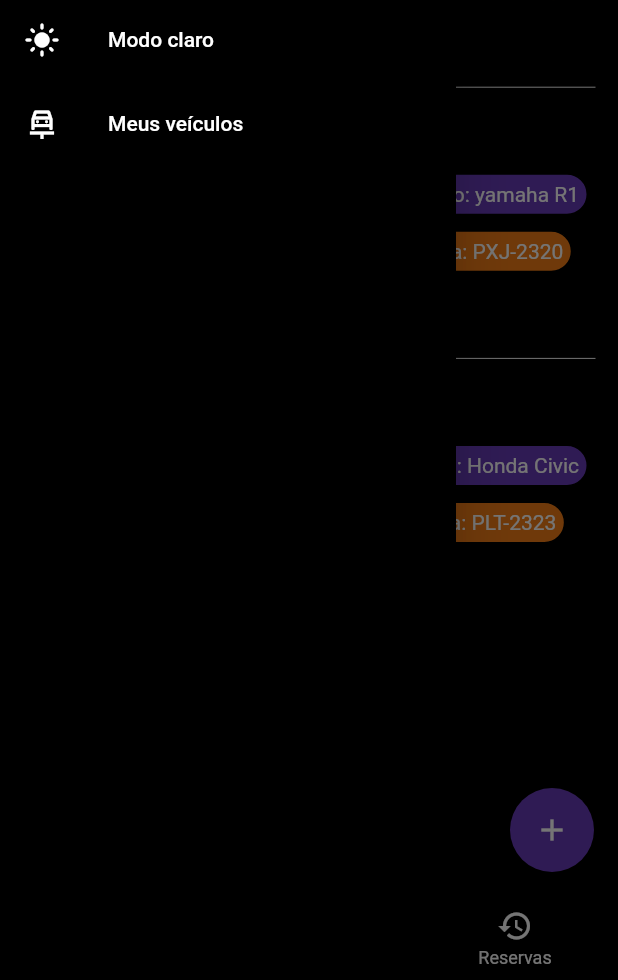
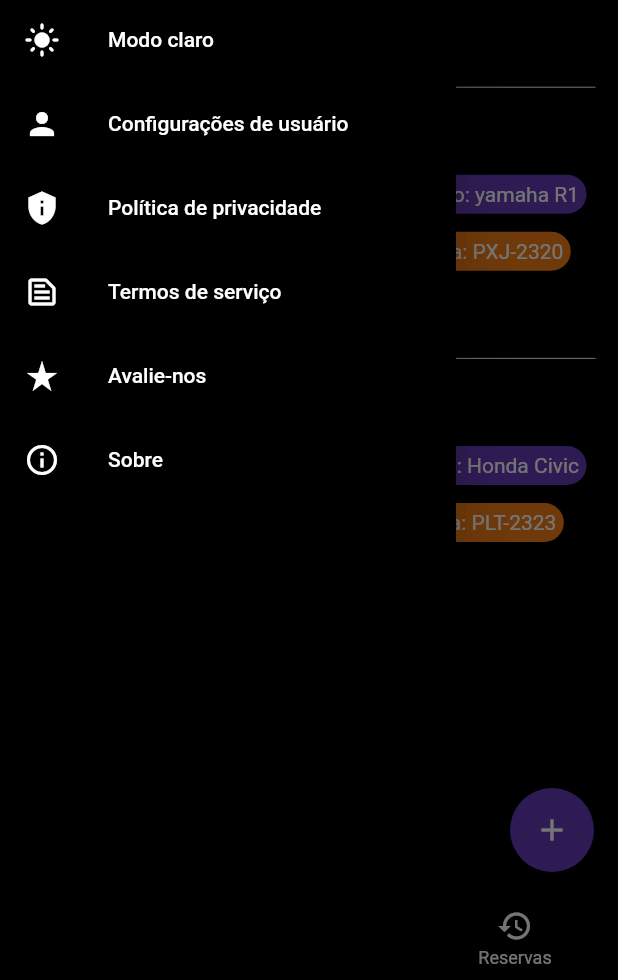
Before and after one commit to ICEI-PUC-Minas-PMV-ADS/estacionamentoeixo4-mobile, a Flutter app: the HomeScreen screen opened by its route, item 2 of the bottom bar chosen, with the side drawer open, on a phone screen of 412 x 824 dp, the part 256-1236 px from its top. Run offline on Flutter 3.47's test engine with Material 2 defaults, Android fonts, the phone set to English and light mode, and no system bars; our stand-ins replace bloc, dio, equatable, flutter_bloc, flutter_secure_storage, geolocator and 2 more; missing offline and left inert: flutter_polyline_points; accounts and stored records are empty.

Commit message:
feat: clean arch trial

```diff
--- a/why_park/lib/application/park/model/park_model.dart
+++ b/why_park/lib/application/park/model/park_model.dart
@@ -1,12 +1,12 @@
 class ParkModel {
   ParkModel(this.latitude, this.longitude, this.name, this.address, this.rating, this.pricePerHour, this.priorityVacancies, this.vacancies);
 
-  final double latitude;
-  final double longitude;
-  final String name;
-  final String address;
-  final double rating;
-  final double pricePerHour;
-  final int priorityVacancies;
-  final int vacancies;
+  final double? latitude;
+  final double? longitude;
+  final String? name;
+  final String? address;
+  final double? rating;
+  final double? pricePerHour;
+  final int? priorityVacancies;
+  final int? vacancies;
 }
--- a/why_park/lib/commons/commons_theme/theme_data.dart
+++ b/why_park/lib/commons/commons_theme/theme_data.dart
@@ -98,6 +98,9 @@ class Styles {
           titleTextStyle:
               TextStyle(color: isDarkTheme ? Colors.black : Colors.white),
           contentTextStyle:
-                TextStyle(color: isDarkTheme ? Colors.black : Colors.white)));
+              TextStyle(color: isDarkTheme ? Colors.black : Colors.white)),
+      tabBarTheme:
+          TabBarTheme(labelColor: isDarkTheme ? Colors.white : Colors.black),
+    );
   }
 }
--- a/why_park/lib/configuration/application_composition_root.dart
+++ b/why_park/lib/configuration/application_composition_root.dart
@@ -4,13 +4,17 @@ import 'package:why_park/application/account/user_registry_application_service.d
 import 'package:why_park/application/park/park_detail_application_service.dart';
 import 'package:why_park/application/park/park_query_application_service.dart';
 import 'package:why_park/application/vehicle/vehicle_query_application_service.dart';
+import 'package:why_park/edge/converters/park_resource_to_model_converter.dart';
 import 'package:why_park/edge/converters/user_account_model_to_resource_converter.dart';
+import 'package:why_park/edge/http/auth_interceptor.dart';
 import 'package:why_park/edge/http/custom_http_client.dart';
 import 'package:why_park/edge/http/dio_http_client.dart';
 import 'package:why_park/edge/services/park_detail_application_service_remote_adapter.dart';
 import 'package:why_park/edge/services/park_query_application_service_remote_adapter.dart';
 import 'package:why_park/edge/services/user_registry_application_service_remote_adapter.dart';
 import 'package:why_park/edge/services/vehicle_query_application_service_remote_adapter.dart';
+import 'package:why_park/edge/session_storage/flutter_secure_session_storage.dart';
+import 'package:why_park/edge/session_storage/session_storage.dart';
 import 'package:why_park/presentation/home/home_screen.dart';
 import 'package:why_park/presentation/login/login_screen.dart';
 import 'package:why_park/presentation/login/presenter/login_presenter.dart';
@@ -28,9 +32,12 @@ import '../presentation/signup/signup_screen.dart';
 class ApplicationCompositionRoot {
   ApplicationCompositionRoot() {
     // initialize dependencies
+    _sessionStorage = createSessionStorage();
+    _authInterceptor = createAuthInterceptor();
     _httpClient = createCustomHttpClient();
     _accountModelToResourceConverter =
         createUserAccountModelToResourceConverter();
+    _parkResourceToModelConverter = createParkResourceToModelConverter();
     _userRegistryApplicationService = createUserRegistryApplicationService();
     _parkDetailApplicationService = createParkDetailApplicationService();
     _parkQueryApplicationService = createParkQueryApplicationService();
@@ -43,9 +50,12 @@ class ApplicationCompositionRoot {
 
   static const String _baseUrl = 'http://10.0.2.2:3000';
 
+  late final SessionStorage _sessionStorage;
+  late final AuthInterceptor _authInterceptor;
   late final CustomHttpClient _httpClient;
   late final UserAccountModelToResourceConverter
       _accountModelToResourceConverter;
+  late final ParkResourceToModelConverter _parkResourceToModelConverter;
   late final UserRegistryApplicationService _userRegistryApplicationService;
   late final ParkDetailApplicationService _parkDetailApplicationService;
   late final ParkQueryApplicationService _parkQueryApplicationService;
@@ -76,7 +86,11 @@ class ApplicationCompositionRoot {
 
   // Factories
   @protected
-  CustomHttpClient createCustomHttpClient() => DioHttpClient(urlBase: _baseUrl);
+  CustomHttpClient createCustomHttpClient() => DioHttpClient(urlBase: _baseUrl, authInterceptor: _authInterceptor);
+
+  SessionStorage createSessionStorage() => FlutterSecureSessionStorage();
+
+  AuthInterceptor createAuthInterceptor() => AuthInterceptor(_sessionStorage);
 
   @protected
   UserRegistryApplicationService createUserRegistryApplicationService() =>
@@ -91,7 +105,8 @@ class ApplicationCompositionRoot {
 
   @protected
   createParkQueryApplicationService() =>
-      ParkQueryApplicationServiceRemoteAdapter(_httpClient);
+      ParkQueryApplicationServiceRemoteAdapter(
+          _httpClient, _parkResourceToModelConverter);
 
   @protected
   createVehicleQueryApplicationService() =>
@@ -103,6 +118,10 @@ class ApplicationCompositionRoot {
   UserAccountModelToResourceConverter
       createUserAccountModelToResourceConverter() =>
           UserAccountModelToResourceConverter();
+
+  @protected
+  ParkResourceToModelConverter createParkResourceToModelConverter() =>
+      ParkResourceToModelConverter();
 
   // Screens factories
 
--- a/why_park/lib/edge/http/dio_http_client.dart
+++ b/why_park/lib/edge/http/dio_http_client.dart
@@ -1,10 +1,11 @@
 import 'package:dio/dio.dart';
+import 'package:why_park/edge/http/auth_interceptor.dart';
 
 import 'custom_http_client.dart';
 import 'custom_http_response.dart';
 
 class DioHttpClient implements CustomHttpClient {
-  DioHttpClient({required final String urlBase}) {
+  DioHttpClient({required final String urlBase, required final AuthInterceptor authInterceptor}) {
     _dio.options = BaseOptions(
       baseUrl: urlBase,
       connectTimeout: connectTimeout,
@@ -12,6 +13,7 @@ class DioHttpClient implements CustomHttpClient {
       sendTimeout: sendTimeout,
       responseType: ResponseType.json,
     );
+    _dio.interceptors.add(authInterceptor);
   }
 
   final Dio _dio = Dio();
--- a/why_park/lib/presentation/home/home_screen.dart
+++ b/why_park/lib/presentation/home/home_screen.dart
@@ -2,11 +2,14 @@ import 'package:flutter/material.dart';
 import 'package:why_park/presentation/home/menu_drawer.dart';
 import 'package:why_park/presentation/park/park_presenter/park_presenter.dart';
 import 'package:why_park/presentation/park/park_screen.dart';
+import 'package:why_park/presentation/reservation/reservation_screen.dart';
 import 'package:why_park/presentation/vehicle/presenter/vehicle_presenter.dart';
 import 'package:why_park/presentation/vehicle/vehicle_list_screen.dart';
 
 class HomeScreen extends StatefulWidget {
-  const HomeScreen(this._parkPresenter, this._vehiclePresenter, [final Key? key]) : super(key: key);
+  const HomeScreen(this._parkPresenter, this._vehiclePresenter,
+      [final Key? key])
+      : super(key: key);
 
   final ParkPresenter _parkPresenter;
   final VehiclePresenter _vehiclePresenter;
@@ -31,13 +34,11 @@ class _HomeScreenState extends State<HomeScreen> {
     _widgetOptions = [
       ParkScreen(widget._parkPresenter),
       VehicleListScreen(widget._vehiclePresenter),
-      const Text('Suas reservas recentes'),
+      ReservationScreen(),
     ];
 
     super.initState();
   }
-
-
 
   @override
   Widget build(BuildContext context) {
--- a/why_park/lib/presentation/home/menu_drawer.dart
+++ b/why_park/lib/presentation/home/menu_drawer.dart
@@ -24,7 +24,7 @@ class _MenuDrawerState extends State<MenuDrawer> {
             decoration: BoxDecoration(
               color: Colors.deepPurple,
             ),
-            child: Text('usuario_whypark@email.com'),
+            child: Text('usuario_whypark@email.com', style: TextStyle(color: Colors.white),),
           ),
           ListTile(
             title: darkTheme
@@ -44,8 +44,32 @@ class _MenuDrawerState extends State<MenuDrawer> {
                   ),
           ),
           ListTile(
-            title: const Text('Meus veículos'),
-            leading: Icon(Icons.car_repair_outlined,
+            title: const Text('Configurações de usuário'),
+            leading: Icon(Icons.person,
+                color: darkTheme ? Colors.white : Colors.black),
+            onTap: () {},
+          ),
+          ListTile(
+            title: const Text('Política de privacidade'),
+            leading: Icon(Icons.privacy_tip,
+                color: darkTheme ? Colors.white : Colors.black),
+            onTap: () {},
+          ),
+          ListTile(
+            title: const Text('Termos de serviço'),
+            leading: Icon(Icons.text_snippet_outlined,
+                color: darkTheme ? Colors.white : Colors.black),
+            onTap: () {},
+          ),
+          ListTile(
+            title: const Text('Avalie-nos'),
+            leading: Icon(Icons.star_rate,
+                color: darkTheme ? Colors.white : Colors.black),
+            onTap: () {},
+          ),
+          ListTile(
+            title: const Text('Sobre'),
+            leading: Icon(Icons.info_outline,
                 color: darkTheme ? Colors.white : Colors.black),
             onTap: () {},
           ),
--- a/why_park/lib/presentation/park/view_model/park_view_model.dart
+++ b/why_park/lib/presentation/park/view_model/park_view_model.dart
@@ -1,23 +1,22 @@
 class ParkViewModel {
   ParkViewModel(
     this.name,
-      this.address,
-      this.distanceForMe,
+    this.address, this.distanceForMe,
     this.latitude,
     this.longitude,
     this.rating,
     this.pricePerHour,
     this.priorityVacancies,
-      this.vacancies);
+    this.vacancies,
+  );
 
   final String name;
   final String address;
   final double distanceForMe;
-  final double latitude;
-  final double longitude;
-  final double rating;
-  final double pricePerHour;
-
-  final int priorityVacancies;
-  final int vacancies;
+  final double? latitude;
+  final double? longitude;
+  final double? rating;
+  final double? pricePerHour;
+  final int? priorityVacancies;
+  final int? vacancies;
 }
--- a/why_park/pubspec.yaml
+++ b/why_park/pubspec.yaml
@@ -51,6 +51,7 @@ dependencies:
   geolocator: ^9.0.2
   http: ^0.13.6
   flutter_polyline_points: ^1.0.0
+  flutter_secure_storage: ^8.0.0
 
 dev_dependencies:
   flutter_test:
```
Also changed, not shown: why_park/lib/edge/services/park_query_application_service_remote_adapter.dart (+7 -4 lines), why_park/lib/presentation/park/park_detail_screen.dart (+6 -6 lines), why_park/lib/presentation/park/park_presenter/park_presenter.dart (+15 -10 lines), why_park/pubspec.lock. Lines whose indentation alone changed are shown as unchanged.
